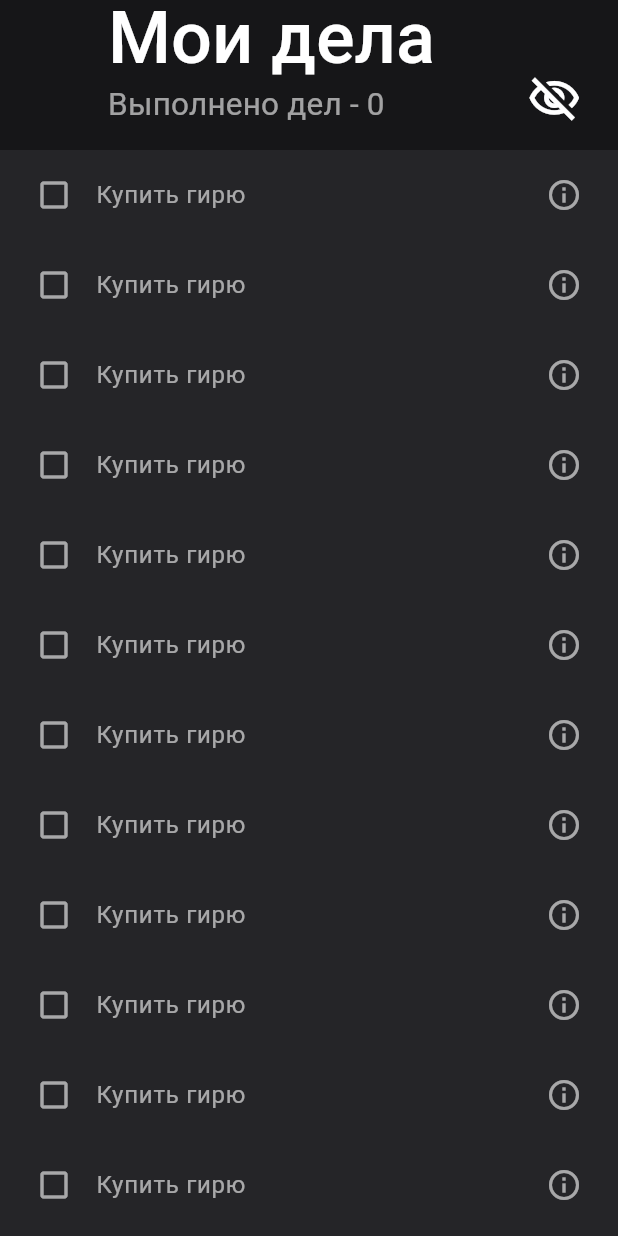
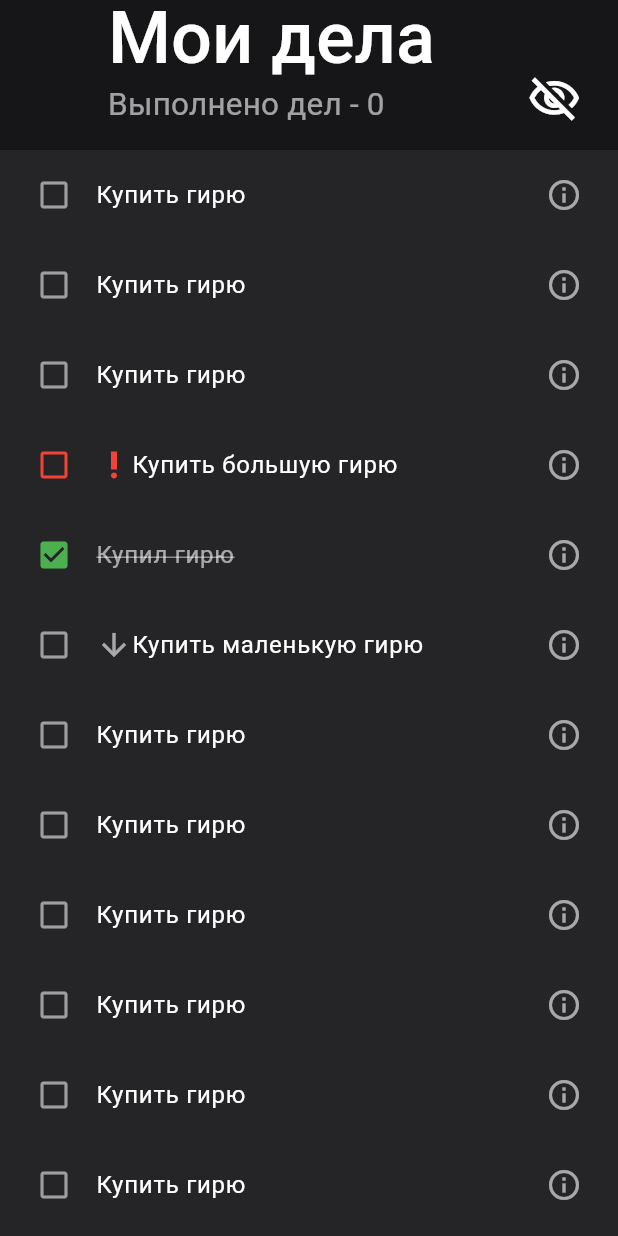
Before and after one commit to osekine/ToDoApp, a Flutter app: the screen it shows after launch, on a phone screen of 412 x 824 dp. Run offline on Flutter 3.47's test engine with Material 3 defaults, Android fonts, the phone set to English and light mode, and no system bars; our stand-ins replace google_fonts.

Commit message:
redacted chore widget

```diff
--- a/lib/models/chore.dart
+++ b/lib/models/chore.dart
@@ -17,9 +17,9 @@ List<Chore> dumbell = [
   Chore(name: 'Купить гирю'),
   Chore(name: 'Купить гирю'),
   Chore(name: 'Купить гирю'),
-  Chore(name: 'Купить гирю'),
-  Chore(name: 'Купить гирю'),
-  Chore(name: 'Купить гирю'),
+  Chore(name: 'Купить большую гирю', priority: Priority.high),
+  Chore(name: 'Купил гирю', isDone: true),
+  Chore(name: 'Купить маленькую гирю', priority: Priority.low),
   Chore(name: 'Купить гирю'),
   Chore(name: 'Купить гирю'),
   Chore(name: 'Купить гирю'),
--- a/lib/widgets/chore.dart
+++ b/lib/widgets/chore.dart
@@ -1,4 +1,5 @@
 import 'package:flutter/material.dart';
+import 'package:to_do_app/constants/text.dart';
 
 import '../models/chore.dart';
 
@@ -16,11 +17,54 @@ class _ChoreWidgetState extends State<ChoreWidget> {
     return ListTile(
       contentPadding:
           const EdgeInsets.symmetric(horizontal: 16.0, vertical: 2.0),
-      title: Text(widget.chore.name),
+      title: getChore(context, widget.chore),
       leading: widget.chore.isDone
-          ? const Icon(Icons.check_box)
-          : const Icon(Icons.check_box_outline_blank),
+          ? const Icon(Icons.check_box, color: Colors.green)
+          : Icon(Icons.check_box_outline_blank,
+              color: widget.chore.priority == Priority.high
+                  ? Colors.red
+                  : Colors.grey),
       trailing: const Icon(Icons.info_outline),
     );
   }
 }
+
+Widget getChore(BuildContext context, Chore chore) {
+  final colors = Theme.of(context).colorScheme;
+  if (chore.isDone) {
+    return Text(chore.name,
+        style: const TextStyle(decoration: TextDecoration.lineThrough));
+  }
+
+  if (chore.priority == Priority.high) {
+    return Row(
+      mainAxisSize: MainAxisSize.min,
+      mainAxisAlignment: MainAxisAlignment.start,
+      children: [
+        Icon(Icons.priority_high_outlined, color: colors.error),
+        Text(chore.name,
+            style: TextOption.getCustomStyle(
+                style: TextStyles.body, color: colors.onBackground)),
+      ],
+    );
+  }
+
+  if (chore.priority == Priority.low) {
+    return Row(
+      mainAxisSize: MainAxisSize.min,
+      mainAxisAlignment: MainAxisAlignment.start,
+      children: [
+        const Icon(
+          Icons.arrow_downward_outlined,
+        ),
+        Text(chore.name,
+            style: TextOption.getCustomStyle(
+                style: TextStyles.body, color: colors.onBackground)),
+      ],
+    );
+  }
+
+  return Text(chore.name,
+      style: TextOption.getCustomStyle(
+          style: TextStyles.body, color: colors.onBackground));
+}
```
